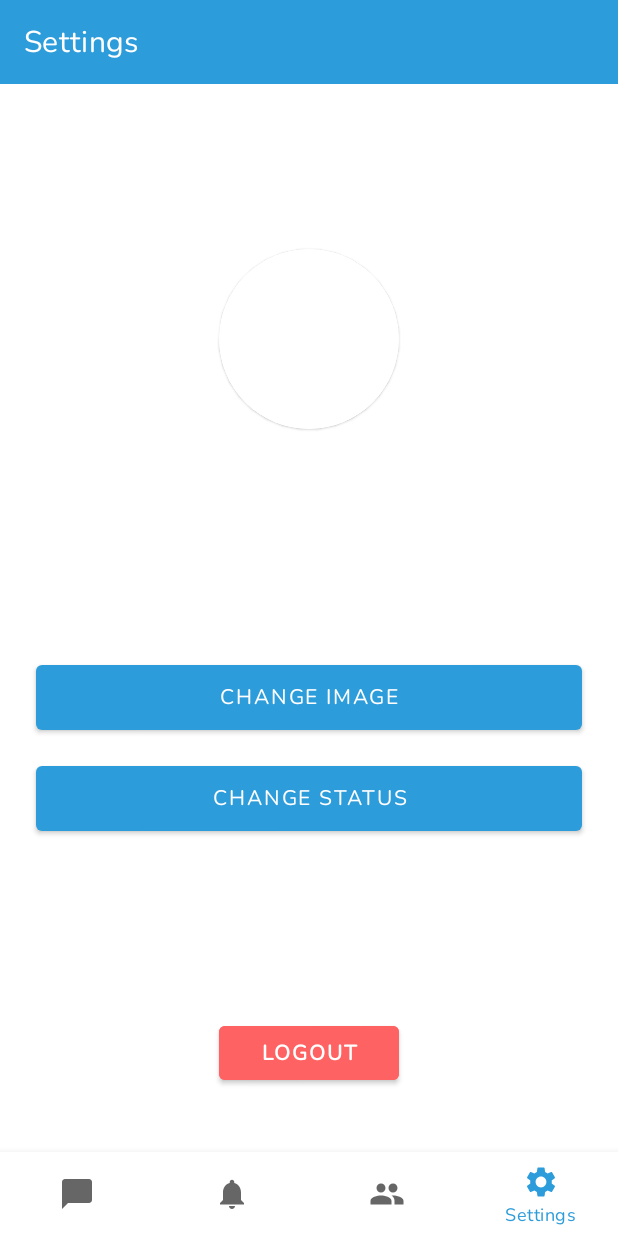
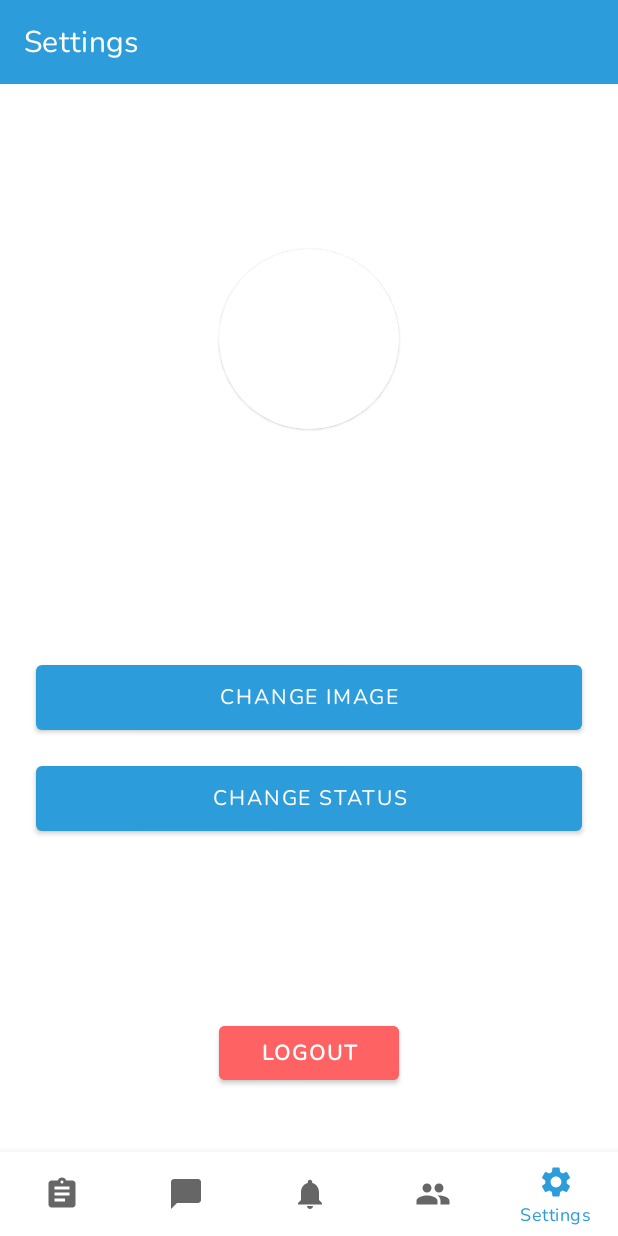
Before and after one commit to ddduc02/android-workmate-app, an Android app: the SettingsFragment screen opened through its navigation route, on a phone screen of 412 x 824 dp. Run offline under Robolectric (Android 15) with nearby library versions, the phone set to English and light mode, and no system bars; our stand-ins replace Firebase (no records; nobody signed in at launch, a user with empty details on screens opened directly), Picasso, data binding, navigation-ui.

Commit message:
add calendar fragment

```diff
--- a/app/src/main/AndroidManifest.xml
+++ b/app/src/main/AndroidManifest.xml
@@ -3,6 +3,7 @@
     xmlns:tools="http://schemas.android.com/tools">
 
     <application
+        android:name=".App"
         android:allowBackup="true"
         android:icon="@mipmap/ic_launcher"
         android:label="@string/app_name"
--- a/app/src/main/java/com/example/mychatapp/ui/chat/ChatViewModel.kt
+++ b/app/src/main/java/com/example/mychatapp/ui/chat/ChatViewModel.kt
@@ -30,7 +30,7 @@ class ChatViewModel(private val myUserID: String, private val otherUserID: Strin
     private val fbRefUserInfoObserver = FirebaseReferenceValueObserver()
 
     val messagesList = MediatorLiveData<MutableList<Message>>()
-    val newMessageText = MutableLiveData<String>()
+    val newMessageText = MutableLiveData<String?>()
     val otherUser: LiveData<UserInfo> = _otherUser
 
     init {
--- a/app/src/main/java/com/example/mychatapp/ui/main/MainActivity.kt
+++ b/app/src/main/java/com/example/mychatapp/ui/main/MainActivity.kt
@@ -42,6 +42,7 @@ class MainActivity : AppCompatActivity() {
         navController.addOnDestinationChangedListener { _, destination, _ ->
 
             when (destination.id) {
+                R.id.calendarsFragment -> navView.visibility = View.GONE
                 R.id.profileFragment -> navView.visibility = View.GONE
                 R.id.chatFragment -> navView.visibility = View.GONE
                 R.id.startFragment -> navView.visibility = View.GONE
@@ -55,6 +56,7 @@ class MainActivity : AppCompatActivity() {
 
         val appBarConfiguration = AppBarConfiguration(
             setOf(
+                R.id.navigation_calendars,
                 R.id.navigation_chats,
                 R.id.navigation_notifications,
                 R.id.navigation_users,
--- a/app/src/main/java/com/example/mychatapp/ui/settings/SettingsFragment.kt
+++ b/app/src/main/java/com/example/mychatapp/ui/settings/SettingsFragment.kt
@@ -9,6 +9,7 @@ import android.view.MenuItem
 import android.view.View
 import android.view.ViewGroup
 import android.widget.EditText
+import android.widget.Toast
 import androidx.appcompat.app.AlertDialog
 import androidx.fragment.app.Fragment
 import androidx.fragment.app.viewModels
@@ -63,6 +64,8 @@ class SettingsFragment : Fragment() {
                     viewModel.changeUserImage(it)
                 }
             }
+        } else {
+            Toast.makeText(context, "Lỗi", Toast.LENGTH_SHORT).show()
         }
     }
 
--- a/app/src/main/java/com/example/mychatapp/ui/settings/SettingsViewModel.kt
+++ b/app/src/main/java/com/example/mychatapp/ui/settings/SettingsViewModel.kt
@@ -1,6 +1,7 @@
 package com.example.mychatapp.ui.settings
 
 import android.net.Uri
+import android.util.Log
 import androidx.lifecycle.LiveData
 import androidx.lifecycle.MutableLiveData
 import androidx.lifecycle.ViewModel
@@ -16,6 +17,7 @@ import com.example.mychatapp.data.Result
 
 class SettingsViewModelFactory(private val userID: String) : ViewModelProvider.Factory {
     override fun <T : ViewModel> create(modelClass: Class<T>): T {
+        Log.d("Check", "UserID on SettingsViewModelFactory " + userID)
         return SettingsViewModel(userID) as T
     }
 }
--- a/app/src/main/java/com/example/mychatapp/ui/start/createAccount/CreateAccountFragment.kt
+++ b/app/src/main/java/com/example/mychatapp/ui/start/createAccount/CreateAccountFragment.kt
@@ -58,11 +58,11 @@ class CreateAccountFragment : Fragment() {
 
         viewModel.isCreatedEvent.observe(viewLifecycleOwner, EventObserver {
             SharedPreferencesUtil.saveUserID(requireContext(), it.uid)
-            navigateToChats()
+            navigateToCalendars()
         })
     }
 
-    private fun navigateToChats() {
-        findNavController().navigate(R.id.action_createAccountFragment_to_navigation_chats)
+    private fun navigateToCalendars() {
+        findNavController().navigate(R.id.action_createAccountFragment_to_navigation_calendars)
     }
 }
--- a/app/src/main/java/com/example/mychatapp/ui/start/login/LoginFragment.kt
+++ b/app/src/main/java/com/example/mychatapp/ui/start/login/LoginFragment.kt
@@ -63,6 +63,6 @@ class LoginFragment : Fragment() {
     }
 
     private fun navigateToChats() {
-        findNavController().navigate(R.id.action_loginFragment_to_navigation_chats)
+        findNavController().navigate(R.id.action_loginFragment_to_navigation_calendars)
     }
 }
--- a/app/src/main/java/com/example/mychatapp/ui/users/UsersFragment.kt
+++ b/app/src/main/java/com/example/mychatapp/ui/users/UsersFragment.kt
@@ -24,7 +24,7 @@ class UsersFragment : Fragment() {
     override fun onCreateView(
         inflater: LayoutInflater, container: ViewGroup?,
         savedInstanceState: Bundle?
-    ): View? {
+    ): View {
         viewDataBinding =
             FragmentUsersBinding.inflate(inflater, container, false).apply { viewmodel = viewModel }
         viewDataBinding.lifecycleOwner = this.viewLifecycleOwner
--- a/app/src/main/java/com/example/mychatapp/ui/users/UsersViewModel.kt
+++ b/app/src/main/java/com/example/mychatapp/ui/users/UsersViewModel.kt
@@ -1,5 +1,6 @@
 package com.example.mychatapp.ui.users
 
+import android.util.Log
 import androidx.lifecycle.*
 import com.example.mychatapp.data.db.entity.User
 import com.example.mychatapp.data.db.repository.DatabaseRepository
@@ -26,6 +27,7 @@ class UsersViewModel(private val myUserID: String) : DefaultViewModel() {
     init {
         usersList.addSource(updatedUsersList) { mutableList ->
             usersList.value = updatedUsersList.value?.filter { it.info.id != myUserID }
+            Log.d("Check", "userList " + usersList.toString())
         }
         loadUsers()
     }
--- /dev/null
+++ b/app/src/main/res/drawable/baseline_assignment_24.xml
@@ -0,0 +1,5 @@
+<vector android:autoMirrored="true" android:height="24dp"
+    android:tint="#000000" android:viewportHeight="24"
+    android:viewportWidth="24" android:width="24dp" xmlns:android="http://schemas.android.com/apk/res/android">
+    <path android:fillColor="@android:color/white" android:pathData="M19,3h-4.18C14.4,1.84 13.3,1 12,1c-1.3,0 -2.4,0.84 -2.82,2L5,3c-1.1,0 -2,0.9 -2,2v14c0,1.1 0.9,2 2,2h14c1.1,0 2,-0.9 2,-2L21,5c0,-1.1 -0.9,-2 -2,-2zM12,3c0.55,0 1,0.45 1,1s-0.45,1 -1,1 -1,-0.45 -1,-1 0.45,-1 1,-1zM14,17L7,17v-2h7v2zM17,13L7,13v-2h10v2zM17,9L7,9L7,7h10v2z"/>
+</vector>
--- a/app/src/main/res/menu/bottom_nav_menu.xml
+++ b/app/src/main/res/menu/bottom_nav_menu.xml
@@ -1,6 +1,10 @@
 <?xml version="1.0" encoding="utf-8"?>
 <menu xmlns:android="http://schemas.android.com/apk/res/android">
 
+    <item
+        android:id="@+id/navigation_calendars"
+        android:icon="@drawable/baseline_assignment_24"
+        android:title="@string/title_calendars" />
     <item
         android:id="@+id/navigation_chats"
         android:icon="@drawable/ic_baseline_chat_bubble_24"
--- a/app/src/main/res/navigation/mobile_navigation.xml
+++ b/app/src/main/res/navigation/mobile_navigation.xml
@@ -4,6 +4,15 @@
     xmlns:tools="http://schemas.android.com/tools"
     app:startDestination="@+id/startFragment">
 
+    <fragment
+        android:id="@+id/navigation_calendars"
+        android:name="com.example.mychatapp.ui.calendars.CalendarsFragment"
+        android:label="@string/title_calendars"
+        tools:layout="@layout/fragment_calendars">
+        <action
+            android:id="@+id/action_navigation_calendars_to_calendarsFragment"
+            app:destination="@id/calendarsFragment" />
+    </fragment>
     <fragment
         android:id="@+id/navigation_chats"
         android:name="com.example.mychatapp.ui.chats.ChatsFragment"
@@ -44,6 +53,11 @@
         android:label="@string/title_profile"
         tools:layout="@layout/fragment_profile" />
     <fragment
+        android:id="@+id/calendarsFragment"
+        android:name="com.example.mychatapp.ui.calendars.CalendarsFragment"
+        android:label="@string/title_calendars"
+        tools:layout="@layout/fragment_calendars" />
+    <fragment
         android:id="@+id/chatFragment"
         android:name="com.example.mychatapp.ui.chat.ChatFragment"
         android:label="@string/title_chat" />
@@ -58,8 +72,8 @@
             android:id="@+id/action_startFragment_to_loginFragment"
             app:destination="@id/loginFragment" />
         <action
-            android:id="@+id/action_startFragment_to_navigation_chats"
-            app:destination="@id/navigation_chats"
+            android:id="@+id/action_startFragment_to_navigation_calendars"
+            app:destination="@id/navigation_calendars"
             app:launchSingleTop="true"
             app:popUpTo="@id/startFragment" />
     </fragment>
@@ -69,8 +83,8 @@
         android:label="Login"
         tools:layout="@layout/fragment_login">
         <action
-            android:id="@+id/action_loginFragment_to_navigation_chats"
-            app:destination="@id/navigation_chats"
+            android:id="@+id/action_loginFragment_to_navigation_calendars"
+            app:destination="@id/navigation_calendars"
             app:launchSingleTop="true"
             app:popUpTo="@id/startFragment" />
     </fragment>
@@ -80,8 +94,8 @@
         android:label="Create Account"
         tools:layout="@layout/fragment_create_account">
         <action
-            android:id="@+id/action_createAccountFragment_to_navigation_chats"
-            app:destination="@id/navigation_chats"
+            android:id="@+id/action_createAccountFragment_to_navigation_calendars"
+            app:destination="@id/navigation_calendars"
             app:launchSingleTop="true"
             app:popUpTo="@id/startFragment" />
     </fragment>
--- a/app/src/main/res/values/strings.xml
+++ b/app/src/main/res/values/strings.xml
@@ -31,4 +31,7 @@
     <string name="welcome_to_quick_chat">Welcome to Quick Chat</string>
     <string name="login_or_create_an_account_to_get_started">Login or create an account to get started</string>
     <string name="chat_icon">Chat icon</string>
+    <string name="title_calendars">Calendars</string>
+    <!-- TODO: Remove or change this placeholder text -->
+    <string name="hello_blank_fragment">Hello blank fragment</string>
 </resources>
```
Also changed, not shown: app/src/main/java/com/example/mychatapp/ui/calendars/CalendarsFragment.kt (added, +60 -0 lines), app/src/main/java/com/example/mychatapp/ui/calendars/CalendarsViewModel.kt (added, +17 -0 lines), app/src/main/java/com/example/mychatapp/ui/start/StartFragment.kt (+4 -4 lines), app/src/main/res/layout/fragment_calendars.xml (added, +14 -0 lines), app/src/main/java/com/example/mychatapp/App.kt (line endings or trailing spaces).
